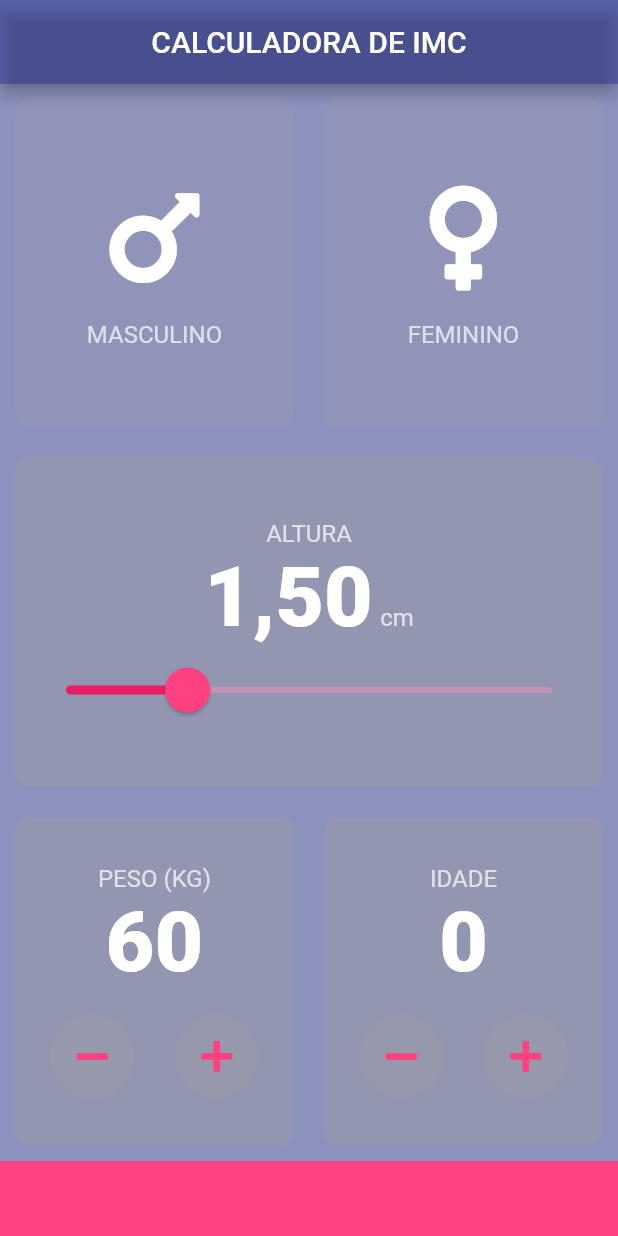
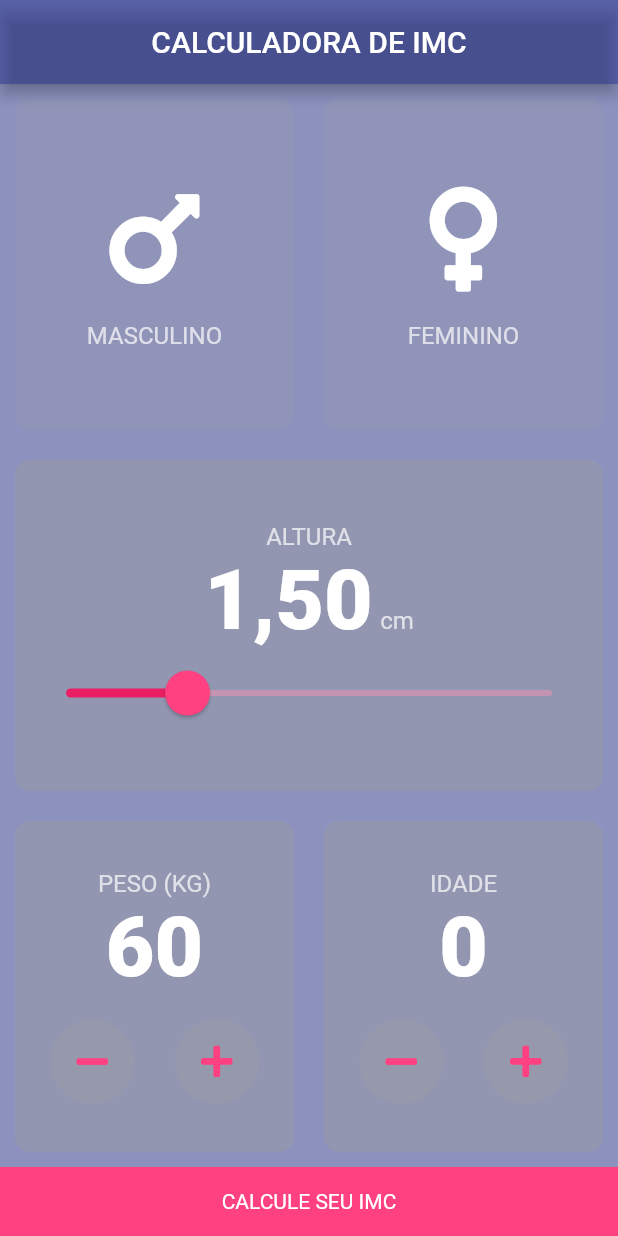
Before and after one commit to luisfelipesdn12/learning-flutter, a Flutter app: the screen it shows after launch, on a phone screen of 412 x 824 dp. Run offline on Flutter 3.47's test engine with Material 2 defaults, Android fonts, the phone set to English and light mode, and no system bars; our stand-ins replace font_awesome_flutter, rflutter_alert; missing offline and left inert: audiofileplayer.

Commit message:
feat: Adjust sizing on bottom label

```diff
--- a/bmi-calculator-flutter/lib/screens/input.screen.dart
+++ b/bmi-calculator-flutter/lib/screens/input.screen.dart
@@ -105,7 +105,12 @@ class _InputPageState extends State<InputPage> {
           Container(
             padding: EdgeInsets.all(15.0),
             color: Theme.of(context).colorScheme.secondary,
-            height: 50.0,
+            width: double.infinity,
+            child: Text(
+              "Calcule seu IMC".toUpperCase(),
+              textAlign: TextAlign.center,
+              style: Theme.of(context).appBarTheme.titleTextStyle,
+            ),
           ),
         ],
       ),
```
